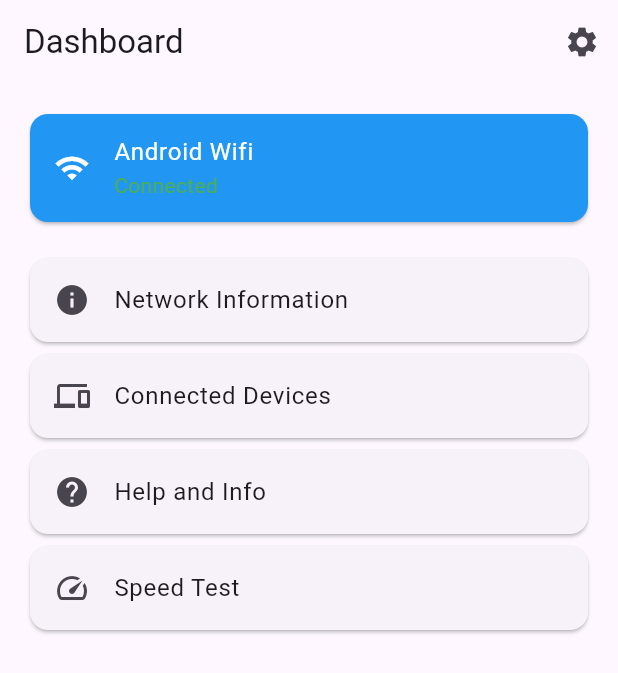
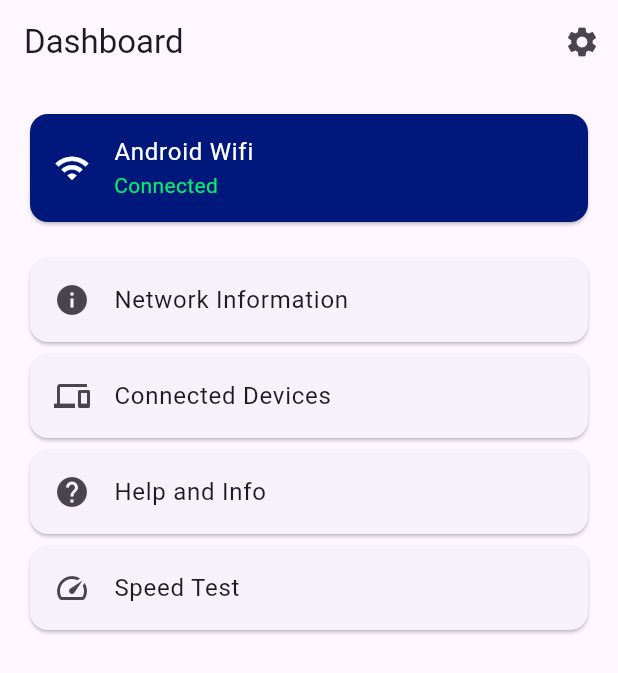
Before and after one commit to elij35/WiFiGuard, a Flutter app: the screen it shows after launch, on a phone screen of 412 x 824 dp. Shown: the top 673 px of the screen. Run offline on Flutter 3.47's test engine with Material 3 defaults, Android fonts, the phone set to English and light mode, and no system bars.

Commit message:
Added functionality to dark mode in settings

```diff
--- a/wifiguard_flutter/lib/main.dart
+++ b/wifiguard_flutter/lib/main.dart
@@ -1,22 +1,37 @@
 import 'package:flutter/material.dart';
-
-import 'screens/dashboard/dashboard.dart';
+import 'package:guard/screens/dashboard/dashboard.dart';
 
 void main() {
-  runApp(const WiFiGuardApp());
+  runApp(WiFiGuardApp());
 }
 
 class WiFiGuardApp extends StatelessWidget {
-  const WiFiGuardApp({super.key});
+  // Centralized theme mode state
+  final ValueNotifier<ThemeMode> themeModeNotifier =
+  ValueNotifier(ThemeMode.light);
+
+  WiFiGuardApp({super.key});
 
   @override
   Widget build(BuildContext context) {
-    return MaterialApp(
-      title: 'Wi-Fi Guard',
-      theme: ThemeData(
-        primarySwatch: Colors.blue,
-      ),
-      home: DashboardScreen(),
+    return ValueListenableBuilder<ThemeMode>(
+      valueListenable: themeModeNotifier,
+      builder: (context, themeMode, _) {
+        return MaterialApp(
+          title: 'Wi-Fi Guard',
+          theme: ThemeData(
+            appBarTheme: const AppBarTheme(),
+            elevatedButtonTheme: ElevatedButtonThemeData(
+              style: ElevatedButton.styleFrom(
+                textStyle: const TextStyle(fontSize: 16),
+              ),
+            ),
+          ),
+          darkTheme: ThemeData.dark(),
+          themeMode: themeMode,
+          home: DashboardScreen(themeModeNotifier: themeModeNotifier),
+        );
+      },
     );
   }
 }
--- a/wifiguard_flutter/lib/screens/dashboard/dashboard.dart
+++ b/wifiguard_flutter/lib/screens/dashboard/dashboard.dart
@@ -6,7 +6,10 @@
 import 'package:guard/widgets/tile_builder.dart';
 
 class DashboardScreen extends StatelessWidget {
-  const DashboardScreen({super.key});
+  final ValueNotifier<ThemeMode> themeModeNotifier;
+
+  const DashboardScreen({Key? key, required this.themeModeNotifier})
+      : super(key: key);
 
   @override
   Widget build(BuildContext context) {
@@ -20,7 +23,8 @@
               Navigator.push(
                 context,
                 MaterialPageRoute(
-                  builder: (context) => const SettingsScreen(),
+                  builder: (context) =>
+                      SettingsScreen(themeModeNotifier: themeModeNotifier),
                 ),
               );
             },
@@ -33,7 +37,7 @@
           crossAxisAlignment: CrossAxisAlignment.stretch,
           children: [
             Card(
-              color: Colors.blue,
+              color: Color(0xff00177c),
               child: ListTile(
                 leading: const Icon(Icons.wifi, color: Colors.white),
                 title: const Text(
@@ -42,7 +46,7 @@
                 ),
                 subtitle: const Text(
                   'Connected',
-                  style: TextStyle(color: Colors.green),
+                  style: TextStyle(color: Color(0xff00f16b)),
                 ),
                 onTap: () {
                   Navigator.push(
```
Also changed, not shown: wifiguard_flutter/lib/screens/settings/settings.dart (+44 -6 lines), wifiguard_flutter/lib/widgets/tile_builder.dart (+24 -0 lines), 1 other file.
